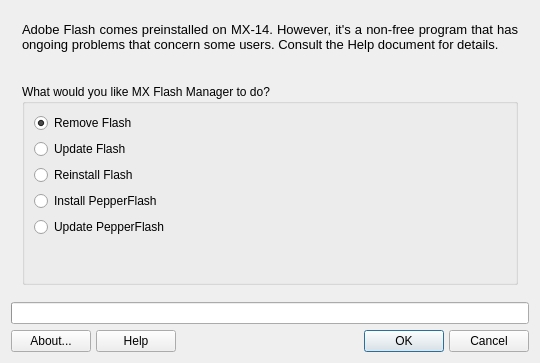
Qt form mxflash.ui (MX-Linux/mx-flash) before a commit.
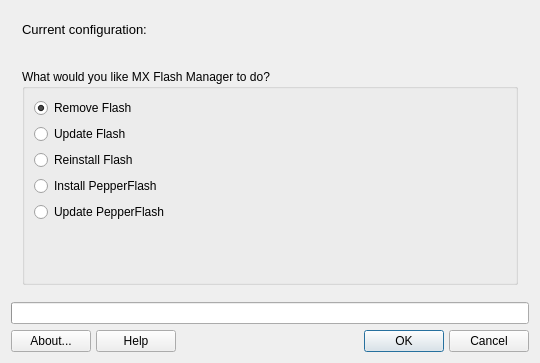
The same form after that commit. The open tabs and pages were chosen to show the change. Icons and pictures are not drawn.

Commit message: changed intro text

```diff
--- a/mxflash.ui
+++ b/mxflash.ui
@@ -56,8 +56,8 @@
           <string>&lt;!DOCTYPE HTML PUBLIC &quot;-//W3C//DTD HTML 4.0//EN&quot; &quot;http://www.w3.org/TR/REC-html40/strict.dtd&quot;&gt;
 &lt;html&gt;&lt;head&gt;&lt;meta name=&quot;qrichtext&quot; content=&quot;1&quot; /&gt;&lt;style type=&quot;text/css&quot;&gt;
 p, li { white-space: pre-wrap; }
-&lt;/style&gt;&lt;/head&gt;&lt;body style=&quot; font-family:'Sans'; font-size:10pt; font-weight:400; font-style:normal;&quot;&gt;
-&lt;p align=&quot;justify&quot; style=&quot; margin-top:12px; margin-bottom:12px; margin-left:0px; margin-right:0px; -qt-block-indent:0; text-indent:0px;&quot;&gt;Adobe Flash comes preinstalled on MX-14. However, it's a non-free program that has ongoing problems that concern some users. Consult the Help document for details.&lt;/p&gt;&lt;/body&gt;&lt;/html&gt;</string>
+&lt;/style&gt;&lt;/head&gt;&lt;body style=&quot; font-family:'Sans Serif'; font-size:9pt; font-weight:400; font-style:normal;&quot;&gt;
+&lt;p align=&quot;justify&quot; style=&quot; margin-top:12px; margin-bottom:12px; margin-left:0px; margin-right:0px; -qt-block-indent:0; text-indent:0px;&quot;&gt;&lt;span style=&quot; font-family:'Sans'; font-size:10pt;&quot;&gt;Current configuration:&lt;/span&gt;&lt;/p&gt;&lt;/body&gt;&lt;/html&gt;</string>
          </property>
          <property name="textFormat">
           <enum>Qt::RichText</enum>
```
Left out of the diff: 2 changed lines with no effect on the pictures. The commit also changes 1 other file.
